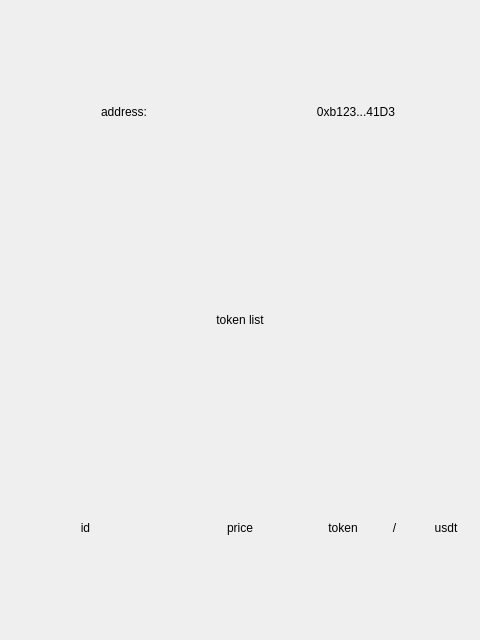
danmendoza/web3_wallet_analytics, file ui/dashboard.ui: the form before one commit.
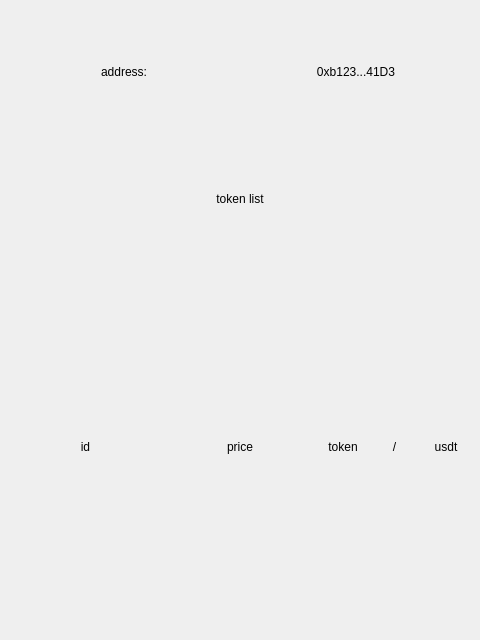
The form after the commit.

```diff
--- a/ui/dashboard.ui
+++ b/ui/dashboard.ui
@@ -13,9 +13,9 @@
   <property name="windowTitle">
    <string>Form</string>
   </property>
-  <layout class="QVBoxLayout" name="verticalLayout_2">
+  <layout class="QVBoxLayout" name="verticalLayout_2" stretch="0">
    <item>
-    <layout class="QVBoxLayout" name="verticalLayout">
+    <layout class="QVBoxLayout" name="verticalLayout" stretch="1,1,3">
      <item>
       <layout class="QHBoxLayout" name="horizontalLayout">
        <item>
```
